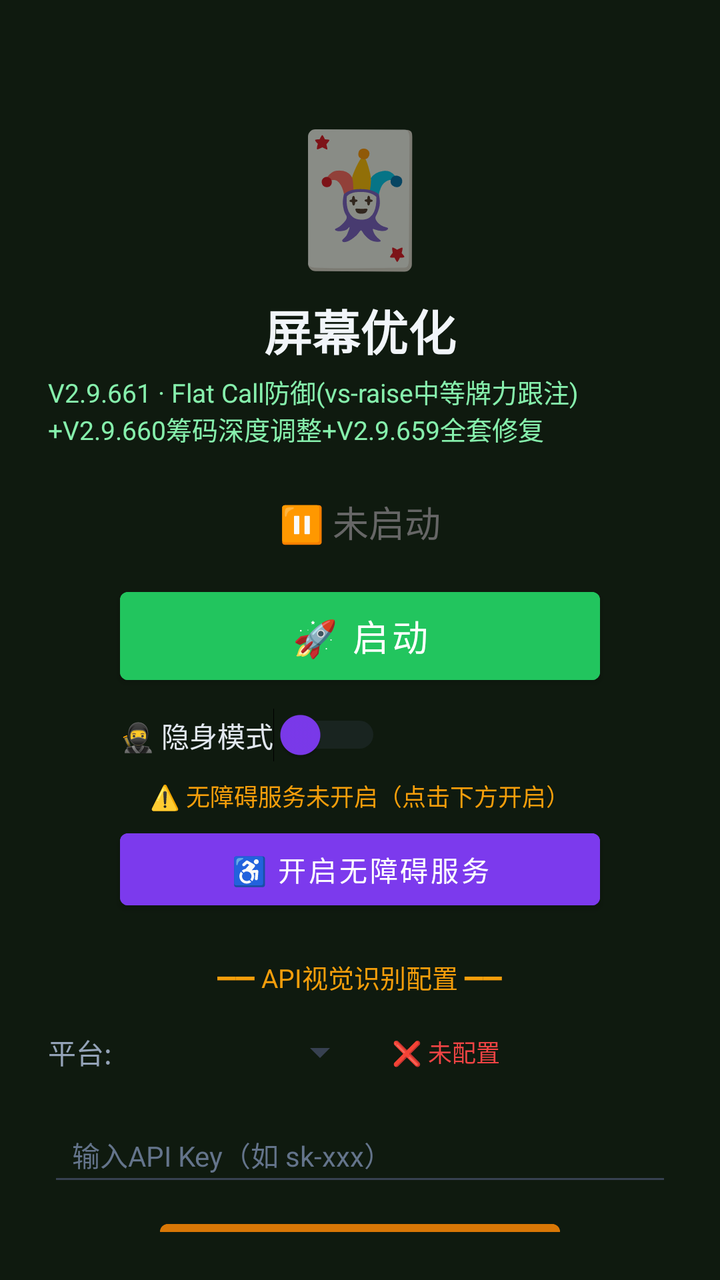
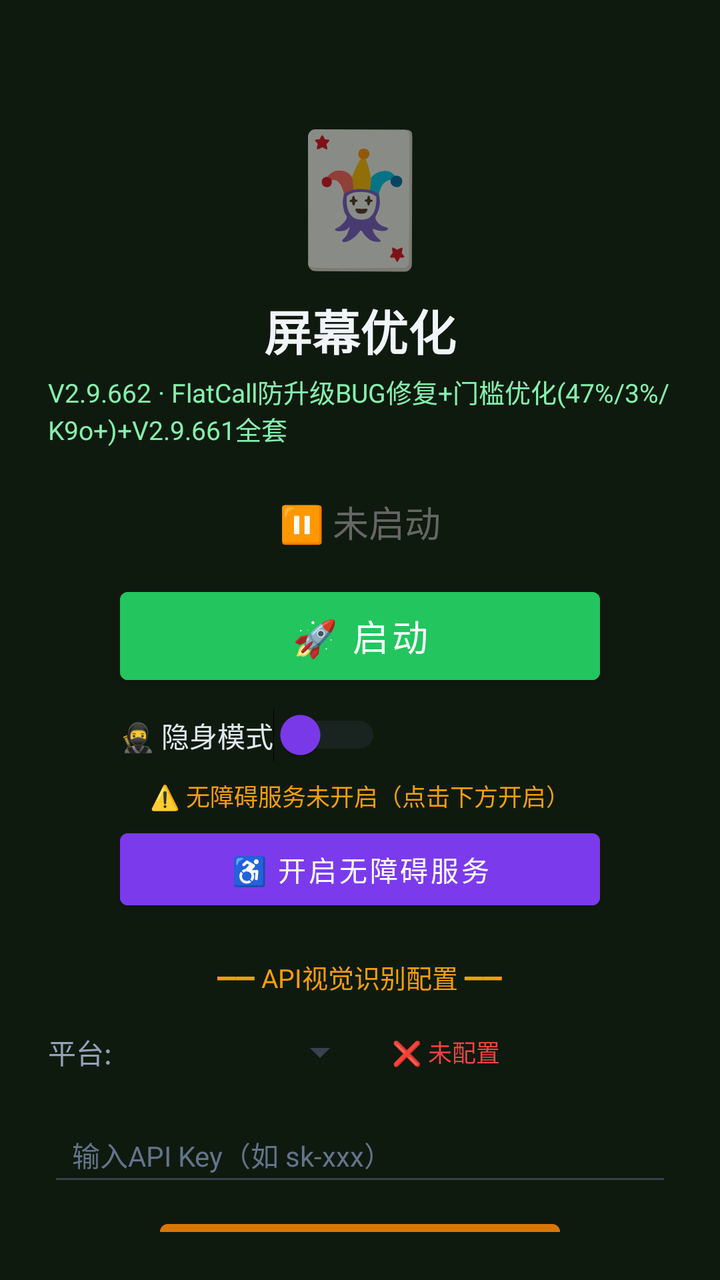

Screens rendered from an Android XML layout before and after an edit, with the pre-edit source and the edit as a unified diff.
<!-- AndroidManifest.xml: activity theme Theme.MjScreenshot -->
<!-- res/layout/activity_main.xml -->
<?xml version="1.0" encoding="utf-8"?>
<LinearLayout xmlns:android="http://schemas.android.com/apk/res/android"
    android:layout_width="match_parent"
    android:layout_height="match_parent"
    android:orientation="vertical"
    android:background="#0f1a0f"
    android:padding="24dp"
    android:gravity="center_horizontal">

    <TextView
        android:layout_width="wrap_content"
        android:layout_height="wrap_content"
        android:text="🃏"
        android:textSize="64sp"
        android:layout_marginTop="30dp" />

    <TextView
        android:layout_width="wrap_content"
        android:layout_height="wrap_content"
        android:text="屏幕优化"
        android:textSize="24sp"
        android:textColor="#f1f5f9"
        android:textStyle="bold"
        android:layout_marginTop="8dp" />

    <TextView
        android:layout_width="wrap_content"
        android:layout_height="wrap_content"
        android:text="V2.9.661 · Flat Call防御(vs-raise中等牌力跟注)+V2.9.660筹码深度调整+V2.9.659全套修复"
        android:textSize="13sp"
        android:textColor="#86efac"
        android:layout_marginTop="4dp" />

    <TextView
        android:id="@+id/tvStatus"
        android:layout_width="wrap_content"
        android:layout_height="wrap_content"
        android:text="⏸ 未启动"
        android:textSize="18sp"
        android:textColor="#666666"
        android:layout_marginTop="24dp" />

    <Button
        android:id="@+id/btnStart"
        android:layout_width="240dp"
        android:layout_height="56dp"
        android:text="🚀 启动"
        android:textSize="18sp"
        android:textColor="#ffffff"
        android:backgroundTint="#22c55e"
        android:layout_marginTop="16dp" />

    <Button
        android:id="@+id/btnHelper"
        android:layout_width="240dp"
        android:layout_height="56dp"
        android:text="🃏 打开智囊"
        android:textSize="16sp"
        android:textColor="#ffffff"
        android:backgroundTint="#16a34a"
        android:layout_marginTop="12dp"
        android:visibility="gone" />

    
    <LinearLayout
        android:layout_width="240dp"
        android:layout_height="wrap_content"
        android:orientation="horizontal"
        android:gravity="center_vertical"
        android:layout_marginTop="8dp">

        <Switch
            android:id="@+id/switchStealth"
            android:layout_width="wrap_content"
            android:layout_height="wrap_content"
            android:text="🥷 隐身模式"
            android:textColor="#e2e8f0"
            android:textSize="14sp"
            android:thumbTint="#7c3aed"
            android:trackTint="#374151" />
    </LinearLayout>

    <TextView
        android:id="@+id/tvAccessibilityStatus"
        android:layout_width="wrap_content"
        android:layout_height="wrap_content"
        android:text="⚠️ 无障碍服务未开启（点击下方开启）"
        android:textSize="12sp"
        android:textColor="#f59e0b"
        android:layout_marginTop="8dp"
        android:gravity="center" />

    <Button
        android:id="@+id/btnAccessibility"
        android:layout_width="240dp"
        android:layout_height="48dp"
        android:text="♿ 开启无障碍服务"
        android:textSize="14sp"
        android:textColor="#ffffff"
        android:backgroundTint="#7c3aed"
        android:layout_marginTop="4dp" />

    <TextView
        android:layout_width="wrap_content"
        android:layout_height="wrap_content"
        android:text="━━ API视觉识别配置 ━━"
        android:textSize="13sp"
        android:textColor="#f59e0b"
        android:layout_marginTop="20dp" />

    <LinearLayout
        android:layout_width="match_parent"
        android:layout_height="wrap_content"
        android:orientation="horizontal"
        android:layout_marginTop="8dp"
        android:gravity="center_vertical">

        <TextView
            android:layout_width="wrap_content"
            android:layout_height="wrap_content"
            android:text="平台:"
            android:textSize="14sp"
            android:textColor="#94a3b8" />

        <Spinner
            android:id="@+id/spinnerProvider"
            android:layout_width="120dp"
            android:layout_height="40dp"
            android:layout_marginStart="8dp"
            android:backgroundTint="#374151" />

        <TextView
            android:id="@+id/tvApiStatus"
            android:layout_width="wrap_content"
            android:layout_height="wrap_content"
            android:text="❌ 未配置"
            android:textSize="12sp"
            android:textColor="#ef4444"
            android:layout_marginStart="12dp" />
    </LinearLayout>

    <EditText
        android:id="@+id/etApiKey"
        android:layout_width="match_parent"
        android:layout_height="44dp"
        android:hint="输入API Key（如 sk-xxx）"
        android:textSize="14sp"
        android:textColor="#e2e8f0"
        android:textColorHint="#64748b"
        android:backgroundTint="#374151"
        android:inputType="textPassword"
        android:layout_marginTop="8dp"
        android:paddingStart="12dp"
        android:paddingEnd="12dp" />

    <Button
        android:id="@+id/btnSaveApi"
        android:layout_width="200dp"
        android:layout_height="44dp"
        android:text="💾 保存API配置"
        android:textSize="14sp"
        android:textColor="#ffffff"
        android:backgroundTint="#d97706"
        android:layout_marginTop="8dp" />

    <TextView
        android:id="@+id/tvHint"
        android:layout_width="wrap_content"
        android:layout_height="wrap_content"
        android:text="先点上方按钮启动截屏"
        android:textSize="13sp"
        android:textColor="#666666"
        android:layout_marginTop="12dp"
        android:gravity="center" />

    <TextView
        android:layout_width="wrap_content"
        android:layout_height="wrap_content"
        android:text="使用步骤：\n1. 配置API Key（支持OpenAI/通义千问VL/硅基流动）\n2. 点「开启无障碍服务」→ 开启\n3. 开启「🥷隐身模式」(反检测)\n4. 点「启动」→ 允许悬浮窗\n5. 打牌时点屏幕上的🎯悬浮球即可截屏识别\n★ 拖动悬浮球可移到不挡牌的位置 ★\n★ 长按悬浮球可展开/收起详细面板 ★\n★ 悬浮球边框颜色=建议：绿=加注 橙=跟注 红=弃牌 ★"
        android:textSize="12sp"
        android:textColor="#64748b"
        android:layout_marginTop="12dp"
        android:lineSpacingExtra="3dp" />

</LinearLayout>
<!-- resources referenced by this layout -->
<resources>
  <style name="Theme.MjScreenshot" parent="Theme.MaterialComponents.DayNight.DarkActionBar">
          <item name="colorPrimary">#1e40af</item>
          <item name="colorPrimaryVariant">#1e3a8a</item>
          <item name="colorOnPrimary">#ffffff</item>
          <item name="android:statusBarColor">#0f172a</item>
      </style>
</resources>

<!-- the commit's change to res/layout/activity_main.xml (unified diff, before → after) -->
@@ -26,7 +26,7 @@
     <TextView
         android:layout_width="wrap_content"
         android:layout_height="wrap_content"
-        android:text="V2.9.661 · Flat Call防御(vs-raise中等牌力跟注)+V2.9.660筹码深度调整+V2.9.659全套修复"
+        android:text="V2.9.662 · FlatCall防升级BUG修复+门槛优化(47%/3%/K9o+)+V2.9.661全套"
         android:textSize="13sp"
         android:textColor="#86efac"
         android:layout_marginTop="4dp" />
